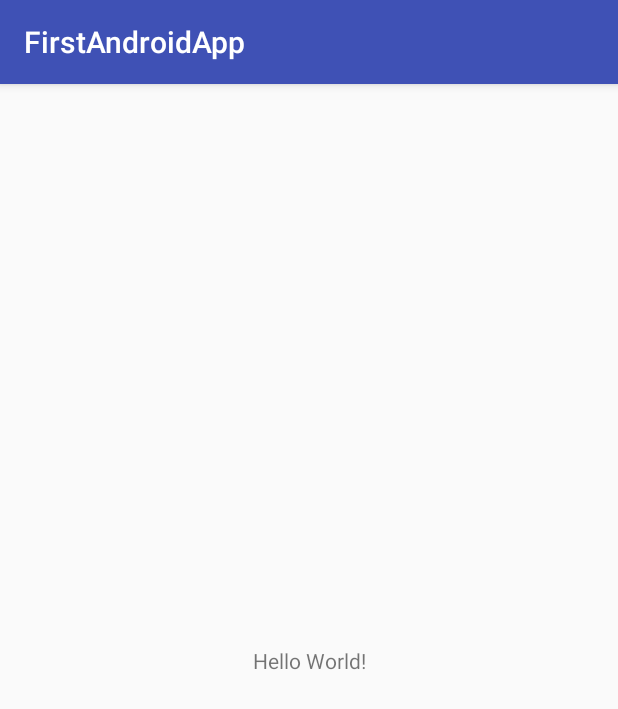
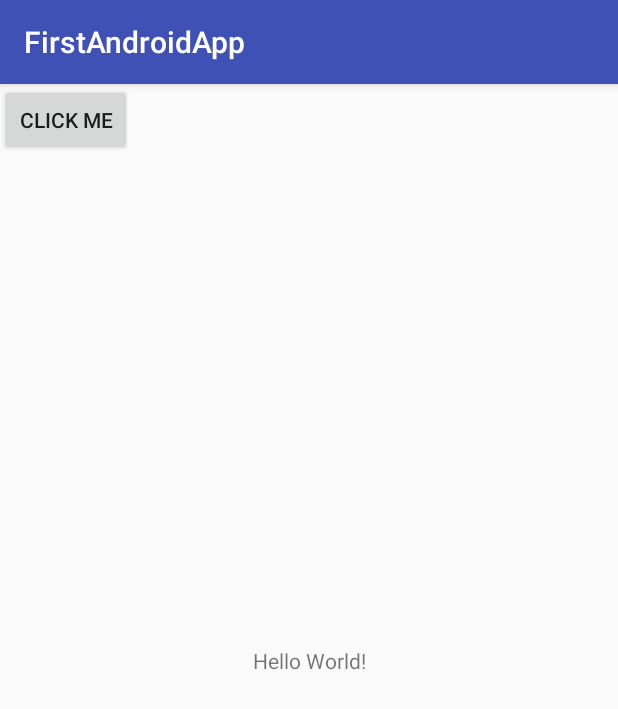
Before and after one commit to juhipark/learningAndroid, an Android app: the screen it shows after launch (HomeActivity), on a phone screen of 412 x 824 dp. Shown: the top 709 px of the screen. Run offline under Robolectric (Android 15) with nearby library versions, the phone set to English and light mode, and no system bars.

Commit message:
Adding a click me button and shows a toast

```diff
--- a/FirstAndroidApp/app/src/main/java/com/example/juhi/firstandroidapp/HomeActivity.java
+++ b/FirstAndroidApp/app/src/main/java/com/example/juhi/firstandroidapp/HomeActivity.java
@@ -2,12 +2,26 @@ package com.example.juhi.firstandroidapp;
 
 import android.support.v7.app.AppCompatActivity;
 import android.os.Bundle;
+import android.view.View;
+import android.widget.Button;
+import android.widget.Toast;
 
 public class HomeActivity extends AppCompatActivity {
+
+    Button clickMeButton;
 
     @Override
     protected void onCreate(Bundle savedInstanceState) {
         super.onCreate(savedInstanceState);
         setContentView(R.layout.activity_home);
+
+        clickMeButton = (Button) findViewById(R.id.click_me_button);
+
+        clickMeButton.setOnClickListener(new View.OnClickListener() {
+            @Override
+            public void onClick(View view) {
+                Toast.makeText(view.getContext(), "did it!!", Toast.LENGTH_SHORT).show();
+            }
+        });
     }
 }
--- a/FirstAndroidApp/app/src/main/res/layout/activity_home.xml
+++ b/FirstAndroidApp/app/src/main/res/layout/activity_home.xml
@@ -15,4 +15,13 @@
         app:layout_constraintRight_toRightOf="parent"
         app:layout_constraintTop_toTopOf="parent" />
 
+    <Button
+        android:id="@+id/click_me_button"
+        android:layout_width="wrap_content"
+        android:layout_height="wrap_content"
+        android:text="Click Me"
+        tools:layout_editor_absoluteX="147dp"
+        tools:layout_editor_absoluteY="93dp" />
+
+
 </android.support.constraint.ConstraintLayout>
```
